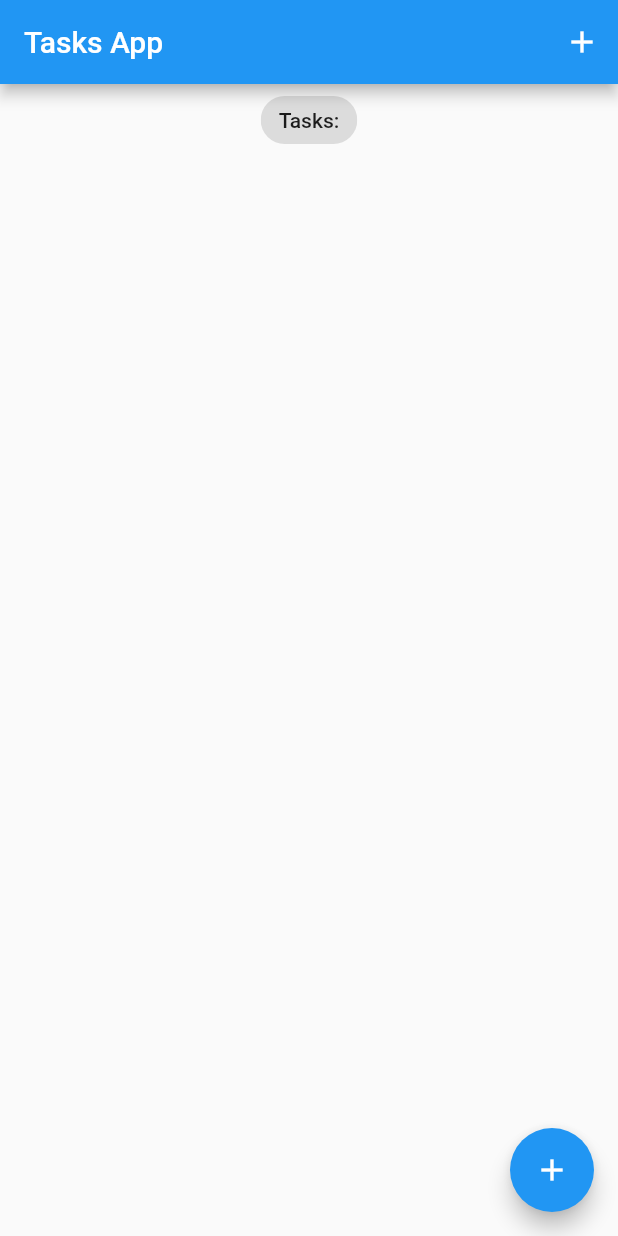
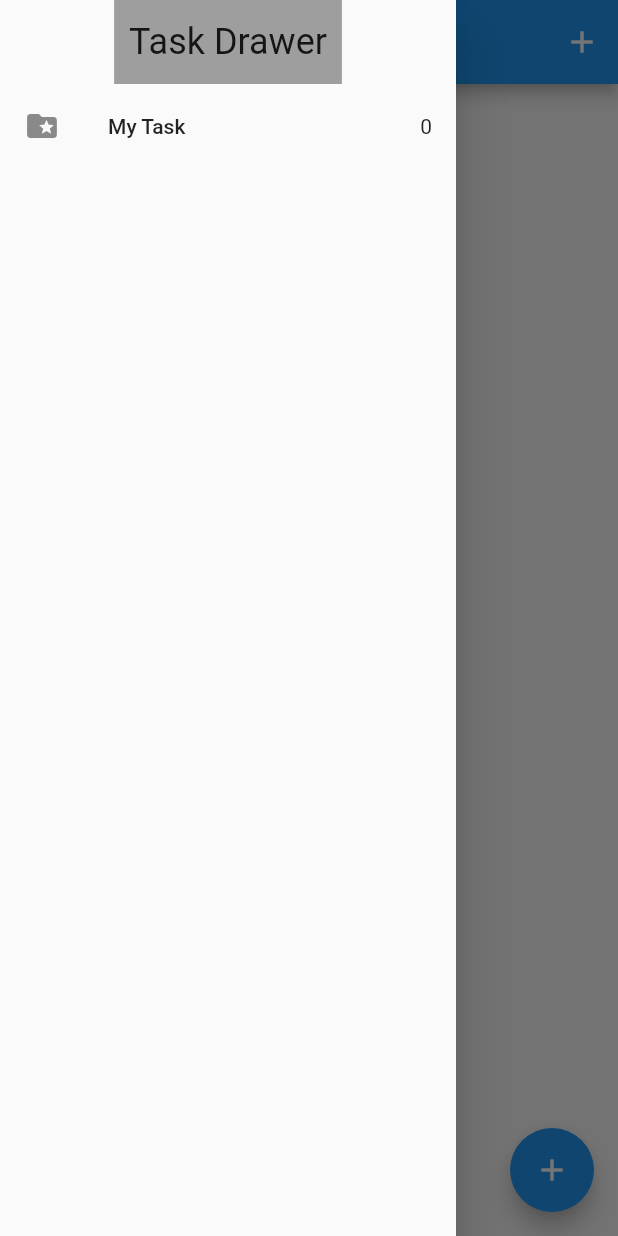
Before and after one commit to 9745108736/bloc_todo, a Flutter app: the screen it shows after launch, with the side drawer open (before the commit the screen has no drawer), on a phone screen of 412 x 824 dp. Run offline on Flutter 3.47's test engine with Material 2 defaults, Android fonts, the phone set to English and light mode, and no system bars; our stand-ins replace equatable, flutter_bloc, hydrated_bloc.

Commit message:
task list screen

```diff
--- /dev/null
+++ b/lib/screens/my_drawer.dart
@@ -0,0 +1,30 @@
+import 'package:flutter/material.dart';
+
+class MyDrawer extends StatelessWidget {
+  const MyDrawer({super.key});
+
+  @override
+  Widget build(BuildContext context) {
+    return SafeArea(
+      child: Drawer(
+        child: Column(
+          children: [
+            Container(
+              color: Colors.grey,
+              padding: EdgeInsets.symmetric(vertical: 14, horizontal: 10),
+              child: Text(
+                "Task Drawer",
+                style: Theme.of(context).textTheme.headline5,
+              ),
+            ),
+            ListTile(
+              leading: Icon(Icons.folder_special),
+              title: Text('My Task'),
+              trailing: Text('0'),
+            ),
+          ],
+        ),
+      ),
+    );
+  }
+}
--- a/lib/screens/task_screen.dart
+++ b/lib/screens/task_screen.dart
@@ -1,5 +1,6 @@
 import 'package:flutter/material.dart';
 import 'package:learning_bloc/models/task.dart';
+import 'package:learning_bloc/screens/my_drawer.dart';
 
 import '../blocs/bloc_exports.dart';
 import '../widgets/task_list.dart';
@@ -41,13 +42,14 @@ class _TasksScreenState extends State<TasksScreen> {
               )
             ],
           ),
+          drawer: MyDrawer(),
           body: Column(
             crossAxisAlignment: CrossAxisAlignment.center,
             children: [
-              const Center(
+               Center(
                 child: Chip(
                   label: Text(
-                    'Tasks:',
+                    '${state.allTasks.length } Tasks',
                   ),
                 ),
               ),
--- a/lib/widgets/task_list.dart
+++ b/lib/widgets/task_list.dart
@@ -3,6 +3,7 @@ import 'package:flutter_bloc/flutter_bloc.dart';
 import 'package:learning_bloc/blocs/bloc/tasks_bloc.dart';
 
 import '../models/task.dart';
+import 'task_tile.dart';
 
 class TaskList extends StatelessWidget {
   const TaskList({
@@ -18,16 +19,7 @@ class TaskList extends StatelessWidget {
       child: ListView.builder(
         itemBuilder: (context, index) {
           var _task = taskList[index];
-          return ListTile(
-            title: Text(_task.title ?? ""),
-            trailing: Checkbox(
-                value: _task.isDone,
-                onChanged: (value) {
-                  context.read<TasksBloc>().add(UpdateTask(task: _task));
-                }),
-            onLongPress: (() =>
-                context.read<TasksBloc>().add(DeleteTask(task: _task))),
-          );
+          return TaskTile(task: _task);
         },
         itemCount: taskList.length,
       ),
--- /dev/null
+++ b/lib/widgets/task_tile.dart
@@ -0,0 +1,27 @@
+import 'package:flutter/material.dart';
+
+import '../blocs/bloc_exports.dart';
+import '../models/task.dart';
+
+class TaskTile extends StatelessWidget {
+  const TaskTile({
+    Key? key,
+    required Task task,
+  }) : _task = task, super(key: key);
+
+  final Task _task;
+
+  @override
+  Widget build(BuildContext context) {
+    return ListTile(
+      title: Text(_task.title ?? "",style: TextStyle(decoration: _task.isDone! ? TextDecoration.lineThrough : TextDecoration.none),),
+      trailing: Checkbox(
+          value: _task.isDone,
+          onChanged: (value) {
+            context.read<TasksBloc>().add(UpdateTask(task: _task));
+          }),
+      onLongPress: (() =>
+          context.read<TasksBloc>().add(DeleteTask(task: _task))),
+    );
+  }
+}
```
